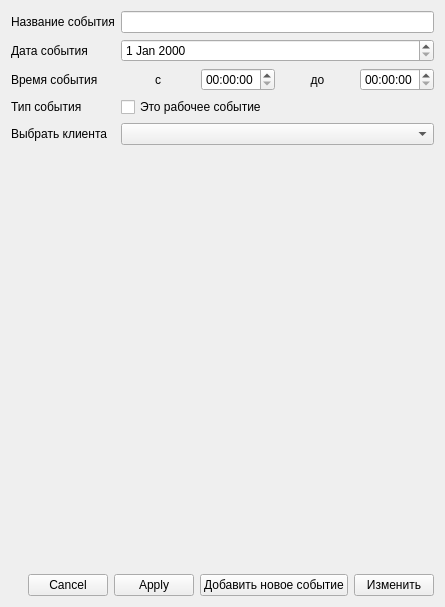
First picture: the form in ui/pages/eventdetails.ui, repository Artem535/PsyClientManager, before the edit.
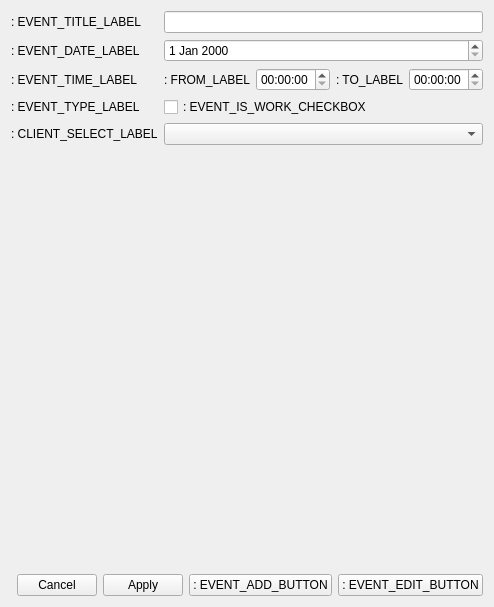
Second picture: the form after the edit.

Commit message: feat: add async client loading and unify UI placeholders

```diff
--- a/ui/pages/eventdetails.ui
+++ b/ui/pages/eventdetails.ui
@@ -25,7 +25,7 @@
      <item row="0" column="0">
       <widget class="QLabel" name="label_2">
        <property name="text">
-        <string>Название события</string>
+        <string>: EVENT_TITLE_LABEL</string>
        </property>
       </widget>
      </item>
@@ -35,7 +35,7 @@
      <item row="1" column="0">
       <widget class="QLabel" name="label_7">
        <property name="text">
-        <string>Дата события</string>
+        <string>: EVENT_DATE_LABEL</string>
        </property>
       </widget>
      </item>
@@ -49,7 +49,7 @@
      <item row="2" column="0">
       <widget class="QLabel" name="label_4">
        <property name="text">
-        <string>Время события</string>
+        <string>: EVENT_TIME_LABEL</string>
        </property>
       </widget>
      </item>
@@ -58,7 +58,7 @@
        <item>
         <widget class="QLabel" name="label_3">
          <property name="text">
-          <string>с</string>
+          <string>: FROM_LABEL</string>
          </property>
          <property name="alignment">
           <set>Qt::AlignmentFlag::AlignCenter</set>
@@ -75,7 +75,7 @@
        <item>
         <widget class="QLabel" name="label_5">
          <property name="text">
-          <string>до</string>
+          <string>: TO_LABEL</string>
          </property>
          <property name="alignment">
           <set>Qt::AlignmentFlag::AlignCenter</set>
@@ -94,21 +94,21 @@
      <item row="3" column="0">
       <widget class="QLabel" name="mEventTypeLabel">
        <property name="text">
-        <string>Тип события</string>
+        <string>: EVENT_TYPE_LABEL</string>
        </property>
       </widget>
      </item>
      <item row="3" column="1">
       <widget class="QCheckBox" name="mEventType">
        <property name="text">
-        <string>Это рабочее событие</string>
+        <string>: EVENT_IS_WORK_CHECKBOX</string>
        </property>
       </widget>
      </item>
      <item row="4" column="0">
       <widget class="QLabel" name="mClientComboxBoxLabel">
        <property name="text">
-        <string>Выбрать клиента</string>
+        <string>: CLIENT_SELECT_LABEL</string>
        </property>
       </widget>
      </item>
@@ -161,14 +161,14 @@
      <item>
       <widget class="QPushButton" name="mAddButton">
        <property name="text">
-        <string>Добавить новое событие</string>
+        <string>: EVENT_ADD_BUTTON</string>
        </property>
       </widget>
      </item>
      <item>
       <widget class="QPushButton" name="mChangeButton">
        <property name="text">
-        <string>Изменить</string>
+        <string>: EVENT_EDIT_BUTTON</string>
        </property>
       </widget>
      </item>
```
Left out of the diff: 2 changed lines with no effect on the pictures. The commit also changes 19 other files.
